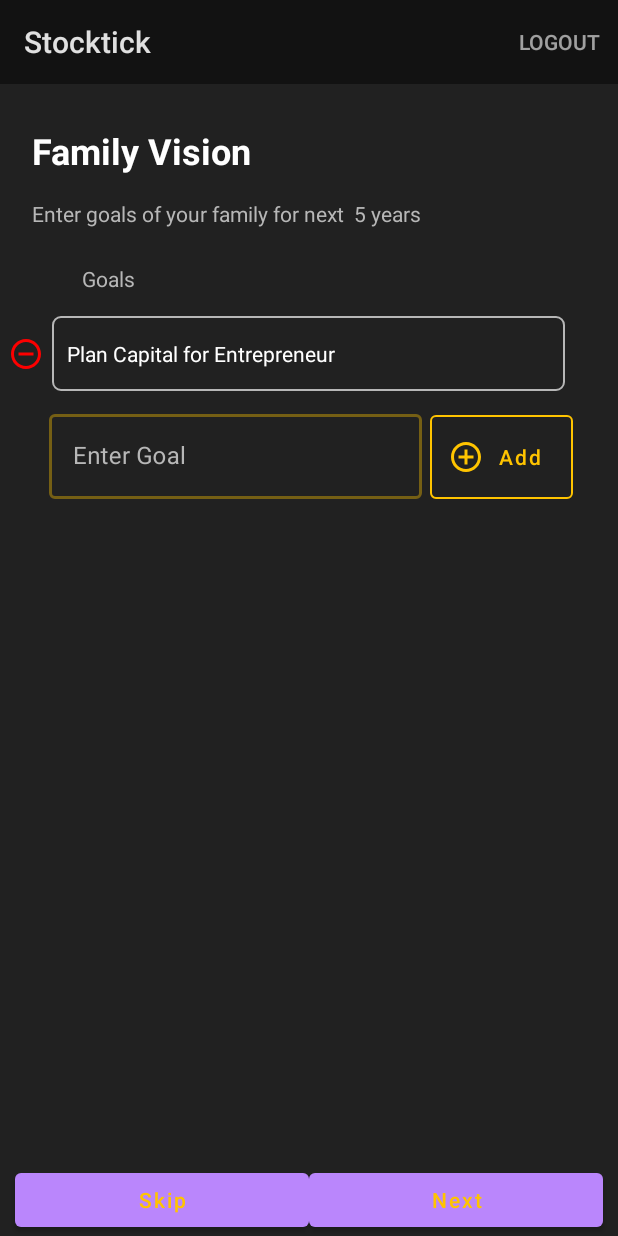
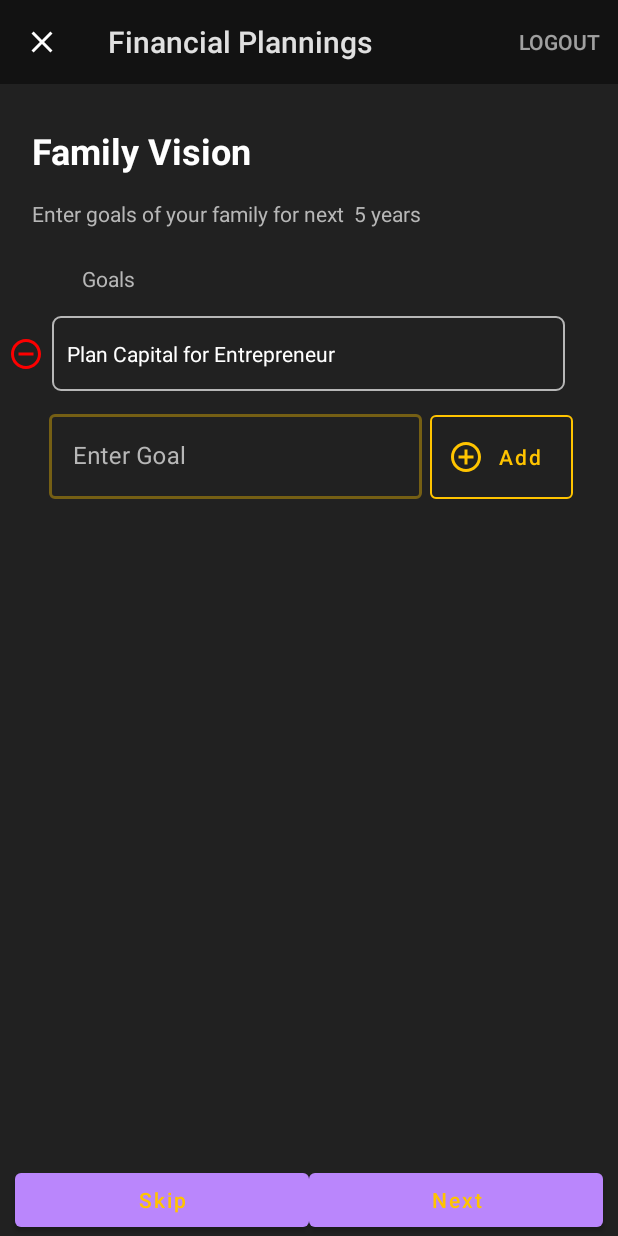
Before and after one commit to Kush223/Stocktick-Android, an Android app: the Page6 screen opened through its navigation route, on a phone screen of 412 x 824 dp. Run offline under Robolectric (Android 15) with nearby library versions, the phone set to English and light mode, and no system bars; libraries missing offline, so code that uses them is left out: soup.neumorphism; plain views replace NeumorphButton.

Commit message:
Get requests integrated and close button also integrated

```diff
--- a/app/src/main/java/com/example/stocktick/network/APIServiceInterface.kt
+++ b/app/src/main/java/com/example/stocktick/network/APIServiceInterface.kt
@@ -151,13 +151,13 @@
     @GET("/finantialplanning/finnantial-Q5")
     suspend fun getPage5(
         @Header("authToken") authToken: String
-    ) : Response<Page5Dto>
+    ) : Response<List<Data>>
 
 
     @GET("/finantialplanning/finnantial-Q6")
     suspend fun getPage6(
         @Header("authToken") authToken: String
-    ) : Response<Page6Dto>
+    ) : Response<List<String>>
 
 
 
--- a/app/src/main/java/com/example/stocktick/ui/mutual_funds/stressed_about_finance/fragments/Page6.kt
+++ b/app/src/main/java/com/example/stocktick/ui/mutual_funds/stressed_about_finance/fragments/Page6.kt
@@ -24,7 +24,7 @@
     private lateinit var binding: FragmentPage6Binding
     private lateinit var recyclerView: RecyclerView
     private  lateinit var adapter: GoalsAdapter2
-    private var goals = mutableListOf<String>()
+    private val goals = mutableListOf<String>()
     private val viewModel: MainViewModel by activityViewModels()
 
     override fun onViewCreated(view: View, savedInstanceState: Bundle?) {
@@ -98,8 +98,13 @@
 
     private fun autofill(){
         viewModel.getPage6{ isSuccessful, page6 ->
-            if (isSuccessful && page6!=null){
-                goals = page6.goals as MutableList<String>
+            if (isSuccessful && page6!=null && !page6.goals.isNullOrEmpty()){
+                goals.clear()
+                for (goal in page6.goals){
+                    goals.add(
+                        goal
+                    )
+                }
                 adapter.notifyDataSetChanged()
             }
 
--- /dev/null
+++ b/app/src/main/res/drawable/ic_close.xml
@@ -0,0 +1,5 @@
+<vector android:height="24dp" android:tint="#FFFFFF"
+    android:viewportHeight="24" android:viewportWidth="24"
+    android:width="24dp" xmlns:android="http://schemas.android.com/apk/res/android">
+    <path android:fillColor="@android:color/white" android:pathData="M19,6.41L17.59,5 12,10.59 6.41,5 5,6.41 10.59,12 5,17.59 6.41,19 12,13.41 17.59,19 19,17.59 13.41,12z"/>
+</vector>
```
Also changed, not shown: app/src/main/java/com/example/stocktick/ui/mutual_funds/stressed_about_finance/HostActivity.kt (+39 -0 lines), app/src/main/java/com/example/stocktick/ui/mutual_funds/stressed_about_finance/MainViewModel.kt (+8 -4 lines), app/src/main/java/com/example/stocktick/ui/mutual_funds/stressed_about_finance/fragments/Page4.kt (+8 -4 lines), app/src/main/java/com/example/stocktick/ui/mutual_funds/stressed_about_finance/fragments/Page5.kt (+10 -6 lines).
